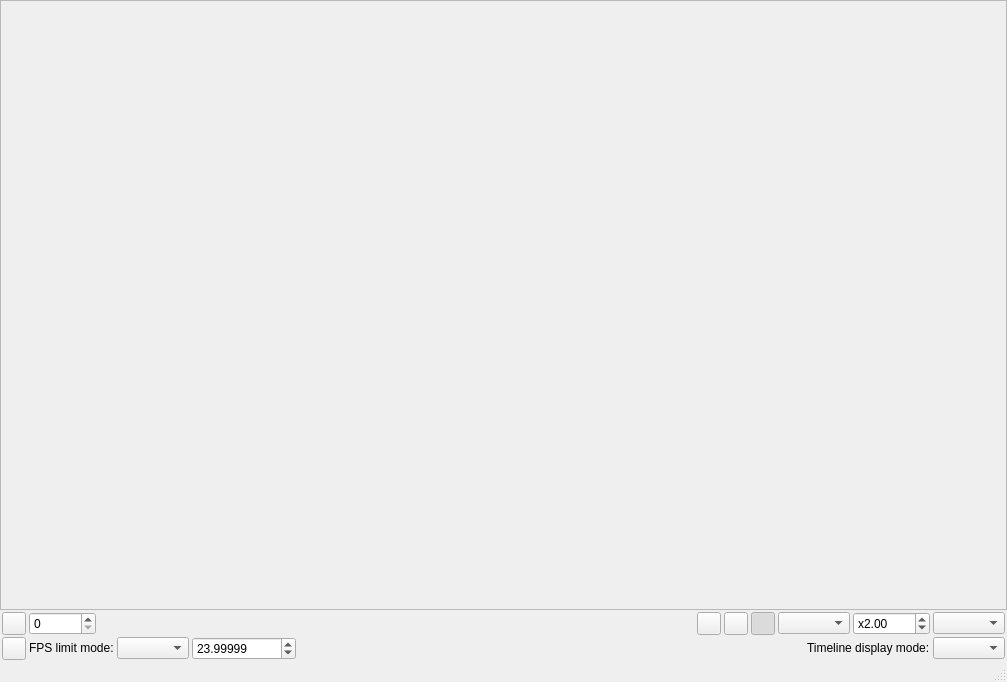
Before: the Qt Designer form preview/preview_dialog.ui in emako/qvs, drawn with Qt 5.
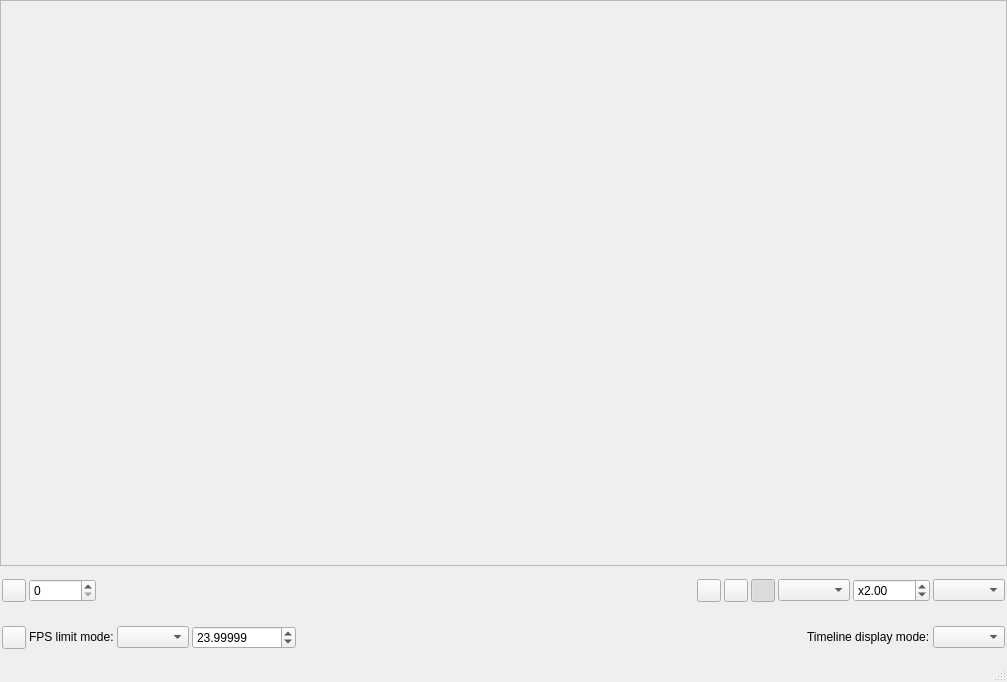
After: the same form once the commit is applied. Icons and pictures are not drawn. Custom widgets are drawn as their Qt base class.

```diff
--- a/preview/preview_dialog.ui
+++ b/preview/preview_dialog.ui
@@ -90,6 +90,7 @@
      </widget>
     </item>
     <item>
+     <widget class="QWidget" name="" native="true">
      <layout class="QHBoxLayout" name="horizontalLayout">
       <property name="spacing">
        <number>3</number>
@@ -243,8 +244,10 @@
        </widget>
       </item>
      </layout>
+     </widget>
     </item>
     <item>
+     <widget class="QWidget" name="" native="true">
      <layout class="QHBoxLayout" name="horizontalLayout_2">
       <property name="spacing">
        <number>3</number>
@@ -354,6 +357,7 @@
        </widget>
       </item>
      </layout>
+     </widget>
     </item>
    </layout>
   </widget>
```
Lines whose indentation alone changed are shown as unchanged.
